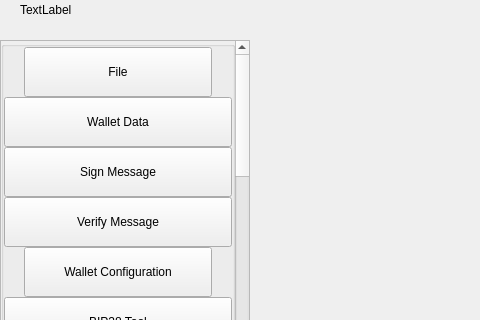
Qt form src/qt/vitae/settings/forms/settingswidget.ui (VitaeTeam/Vitae) before a commit; both pictures show x 0 to 480 and y 0 to 320 of the 629 by 406 pixel window.
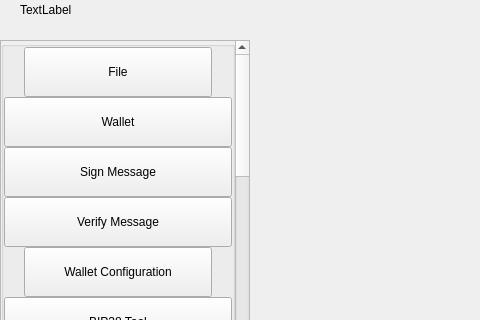
The same form after that commit.

Commit message: [GUI] layout reorg, duplicate arrow on comboBox fix.

```diff
--- a/src/qt/vitae/settings/forms/settingswidget.ui
+++ b/src/qt/vitae/settings/forms/settingswidget.ui
@@ -248,7 +248,7 @@
                          </size>
                         </property>
                         <property name="text">
-                         <string>Wallet Data</string>
+                         <string>Wallet</string>
                         </property>
                         <property name="checkable">
                          <bool>true</bool>
```
The commit also changes 5 other files.
